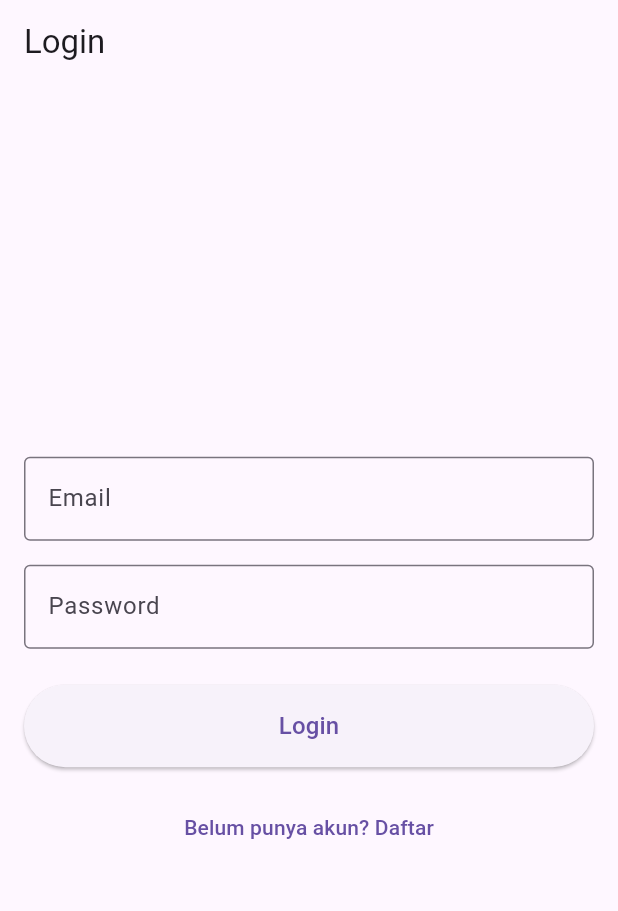
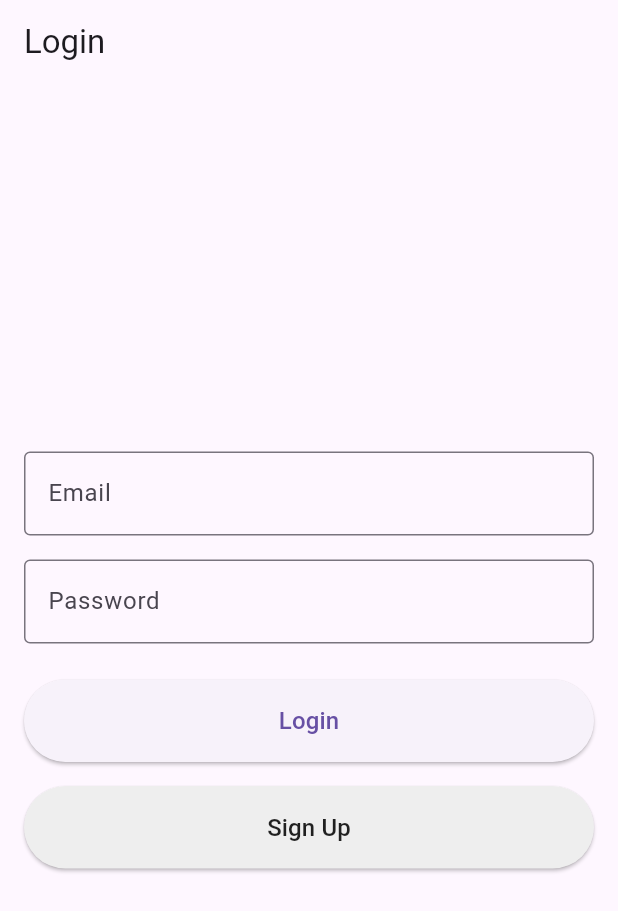
Before and after one commit to Ivriel/todoapp, a Flutter app: the screen it shows after launch, on a phone screen of 412 x 824 dp. Shown: the top 911 px of the screen. Run offline on Flutter 3.47's test engine with Material 3 defaults, Android fonts, the light colour scheme and no system bars; our stand-ins replace flutter_local_notifications, supabase_flutter, timezone; accounts and stored records are empty.

Commit message:
Refactor login screen buttons for improved readability and functionality

```diff
--- a/lib/screens/login_screen.dart
+++ b/lib/screens/login_screen.dart
@@ -19,7 +19,8 @@ class _LoginScreenState extends State<LoginScreen> {
     try {
       if (isLogin) {
         // Handle Login
-        final response = await supaService.signIn(emailController.text, passwordController.text);
+        final response = await supaService.signIn(
+            emailController.text, passwordController.text);
         if (response.user != null) {
           if (mounted) {
             Navigator.pushReplacement(
@@ -30,7 +31,8 @@ class _LoginScreenState extends State<LoginScreen> {
         }
       } else {
         // Handle Sign Up
-        final response = await supaService.signUp(emailController.text, passwordController.text);
+        final response = await supaService.signUp(
+            emailController.text, passwordController.text);
         if (response.user != null) {
           if (mounted) {
             // Show success message
@@ -106,7 +108,8 @@ class _LoginScreenState extends State<LoginScreen> {
               ),
             ),
             const SizedBox(height: 16),
-            TextButton(
+            isLogin
+                ? ElevatedButton(
                     onPressed: () {
                       setState(() {
                         isLogin = !isLogin;
@@ -115,8 +118,28 @@ class _LoginScreenState extends State<LoginScreen> {
                         passwordController.clear();
                       });
                     },
-              child: Text(
-                isLogin ? 'Belum punya akun? Daftar' : 'Sudah punya akun? Login',
+                    style: ElevatedButton.styleFrom(
+                      backgroundColor: Colors.grey[200],
+                      foregroundColor: Colors.black87,
+                      padding: const EdgeInsets.symmetric(vertical: 16),
+                    ),
+                    child: const Text(
+                      'Sign Up',
+                      style: TextStyle(fontSize: 16),
+                    ),
+                  )
+                : TextButton(
+                    onPressed: () {
+                      setState(() {
+                        isLogin = !isLogin;
+                        message = '';
+                        emailController.clear();
+                        passwordController.clear();
+                      });
+                    },
+                    child: const Text(
+                      'Already have an account? Login',
+                      style: TextStyle(fontSize: 16),
                     ),
                   ),
             if (message.isNotEmpty)
```
Lines whose indentation alone changed are shown as unchanged.
